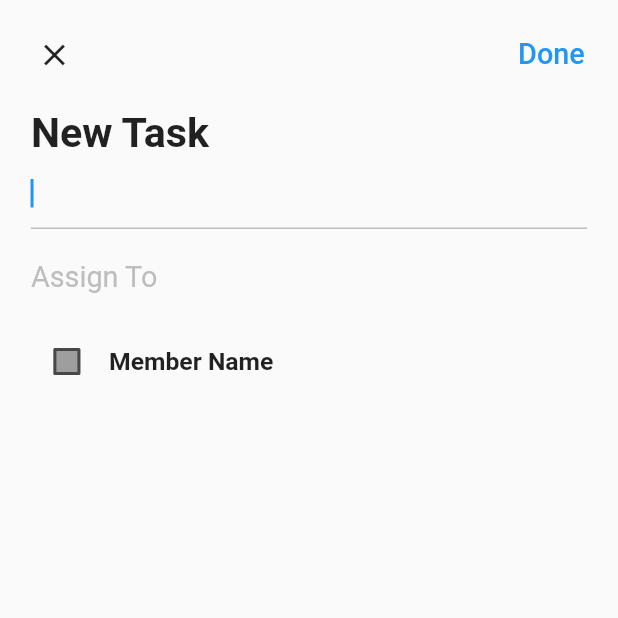
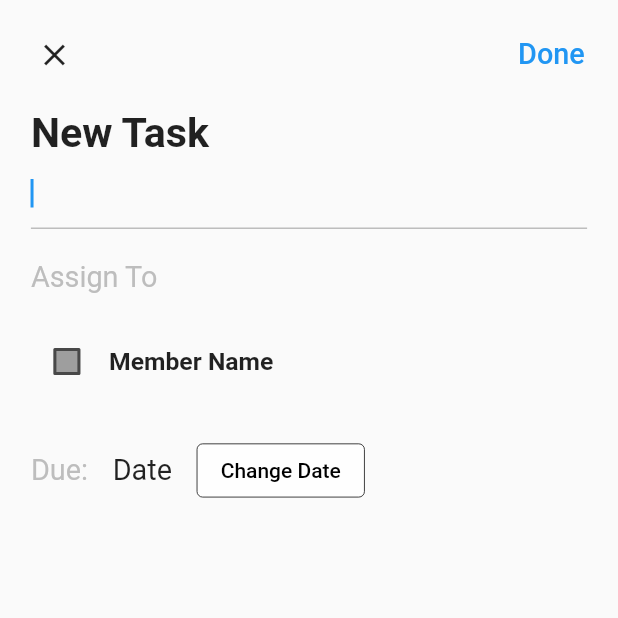
Before and after one commit to NotTYR/proflow, a Flutter app: the AddTask screen opened directly, on a phone screen of 412 x 824 dp, the top half of it. Run offline on Flutter 3.47's test engine with Material 2 defaults, Android fonts, the phone set to English and light mode, and no system bars; our stand-ins replace cloud_firestore, dotted_border, equatable, firebase_auth, firebase_core, flutter_colorpicker and 9 more; missing offline and left inert: flutter_iconpicker, gsheets, onboarding; accounts and stored records are empty; key blocks and very long unbroken strings in the code were emptied for the run.

Commit message:
layout for tasklist done

```diff
--- a/lib/navigation/student/my project/modules/detail/widgets/add_task.dart
+++ b/lib/navigation/student/my project/modules/detail/widgets/add_task.dart
@@ -125,6 +125,65 @@ class AddTask extends StatelessWidget {
                 ],
               ),
             ),
+            Padding(
+              padding: EdgeInsets.symmetric(
+                vertical: 3.0.wp,
+                horizontal: 5.0.wp,
+              ),
+              child: Row(
+                mainAxisAlignment: MainAxisAlignment.spaceBetween,
+                children: [
+                  Row(
+                    children: [
+                      Text(
+                        'Due:',
+                        style: TextStyle(
+                          fontSize: 14.0.sp,
+                          color: Colors.grey[400],
+                        ),
+                      ),
+                      SizedBox(
+                        width: 4.0.wp,
+                      ),
+                      Text(
+                        'Date',
+                        style: TextStyle(
+                          fontSize: 14.0.sp,
+                        ),
+                      ),
+                      SizedBox(
+                        width: 4.0.wp,
+                      ),
+
+                      // REFER TO THIS FOR DATE PICKER: https://www.youtube.com/watch?v=JK3zztXnDxs
+                      // includes how to use the values selected from the calendar - not done yet
+
+                      ElevatedButton(
+                        onPressed: () {
+                          showDatePicker(
+                            context: context,
+                            initialDate: DateTime.now(),
+                            firstDate: DateTime.now(),
+                            lastDate: DateTime(2024),
+                          );
+                        },
+                        child: Text(
+                          'Change Date',
+                        ),
+                        style: ElevatedButton.styleFrom(
+                          backgroundColor: Colors.white70,
+                          foregroundColor: Colors.black,
+                          elevation: 0,
+                          side: BorderSide(
+                            width: 0.5,
+                          ),
+                        ),
+                      )
+                    ],
+                  ),
+                ],
+              ),
+            ),
           ],
         ),
       ),
```
Also changed, not shown: lib/navigation/student/my project/modules/detail/widgets/doing_list.dart (+15 -0 lines), lib/navigation/student/my project/modules/detail/widgets/expanded_task.dart (added, +153 -0 lines).
